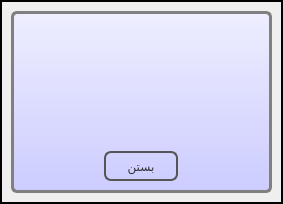
Old version of the form checkversiondialog.ui in the repository reza-rezvani2052/KetabYab.
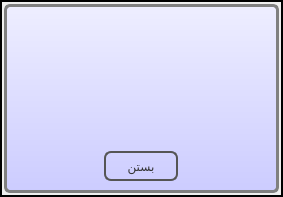
New version of the form.

The edit to the form file:
```diff
--- a/checkversiondialog.ui
+++ b/checkversiondialog.ui
@@ -10,7 +10,7 @@
     <x>0</x>
     <y>0</y>
     <width>283</width>
-    <height>204</height>
+    <height>197</height>
    </rect>
   </property>
   <property name="windowTitle">
@@ -100,6 +100,18 @@
       <enum>QFrame::Raised</enum>
      </property>
      <layout class="QGridLayout" name="gridLayout_8">
+      <property name="leftMargin">
+       <number>2</number>
+      </property>
+      <property name="topMargin">
+       <number>2</number>
+      </property>
+      <property name="rightMargin">
+       <number>2</number>
+      </property>
+      <property name="bottomMargin">
+       <number>2</number>
+      </property>
       <item row="0" column="0">
        <widget class="QFrame" name="frameChangePass">
         <property name="styleSheet">
```
